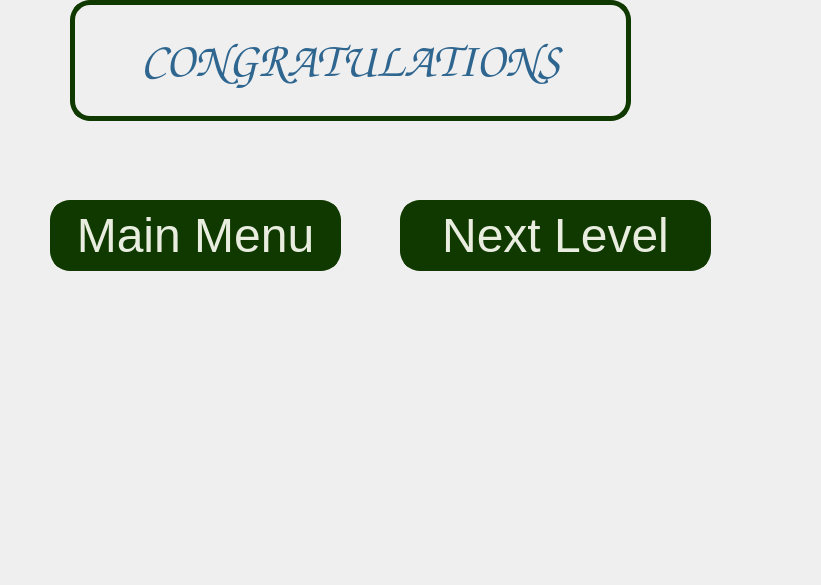
TheArithmeticHacker/defense_towers, file winscreen.ui: the form before one commit.
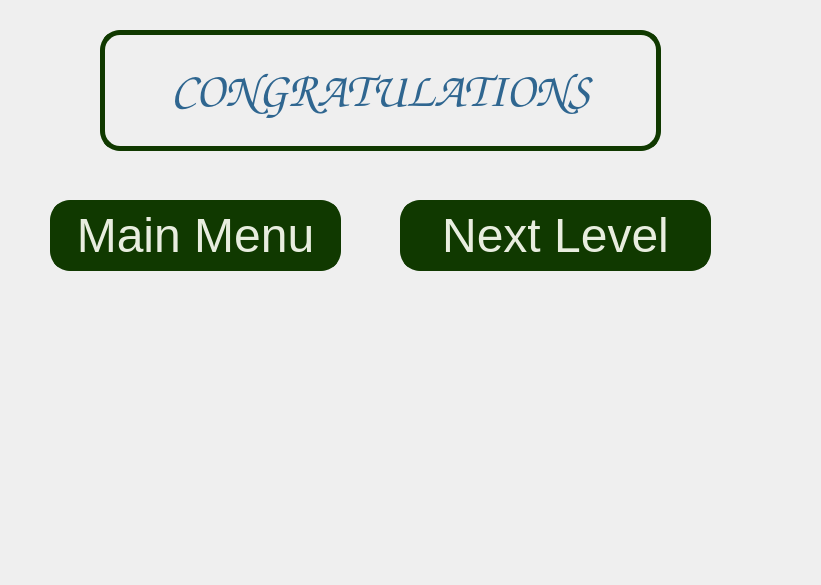
The form after the commit.

```diff
--- a/winscreen.ui
+++ b/winscreen.ui
@@ -22,8 +22,8 @@
   <widget class="QLabel" name="Title">
    <property name="geometry">
     <rect>
-     <x>70</x>
-     <y>0</y>
+     <x>100</x>
+     <y>30</y>
      <width>561</width>
      <height>121</height>
     </rect>
```
